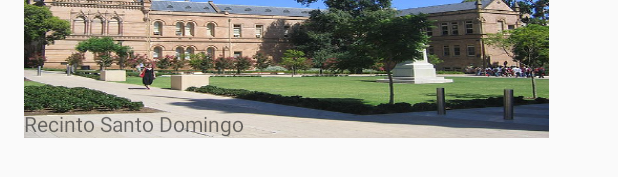
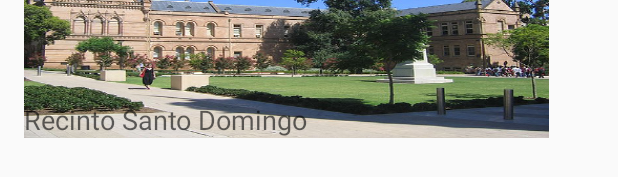
Before and after one commit to RodolfoNepomuceno/Universidad, an Android app: the layout activity_recinto.xml on its own in the app's theme, with its tools: preview values and no code run, on a phone screen of 412 x 824 dp. Shown: the part 1002-1179 px from the top of the screen. Run offline under Robolectric (Android 15) with nearby library versions, the phone set to English and light mode, and no system bars.

Commit message:
Cambio color
Cambio de color letra del recinto santiago en Layout1

```diff
--- a/MyApplication/app/src/main/res/layout/activity_recinto.xml
+++ b/MyApplication/app/src/main/res/layout/activity_recinto.xml
@@ -48,18 +48,19 @@
     <TextView
         android:layout_width="wrap_content"
         android:layout_height="wrap_content"
-        android:textAppearance="?android:attr/textAppearanceSmall"
+        android:textAppearance="?android:attr/textAppearanceMedium"
         android:text="@string/recinto1"
         android:id="@+id/textView2"
         android:layout_alignBottom="@+id/imageButton_r1"
         android:layout_alignParentLeft="true"
         android:layout_alignParentStart="true"
-        android:contentDescription="@string/recinto1" />
+        android:contentDescription="@string/recinto1"
+        android:textColor="@color/blanco"/>
 
     <TextView
         android:layout_width="wrap_content"
         android:layout_height="wrap_content"
-        android:textAppearance="?android:attr/textAppearanceSmall"
+        android:textAppearance="?android:attr/textAppearanceMedium"
         android:text="@string/recinto2"
         android:id="@+id/textView3"
         android:layout_alignBottom="@+id/imageButton_r2"
--- /dev/null
+++ b/MyApplication/app/src/main/res/values/color.xml
@@ -0,0 +1,4 @@
+<?xml version="1.0" encoding="utf-8"?>
+<resources>
+    <color name="blanco">#FFFFFF</color>
+</resources>
```
